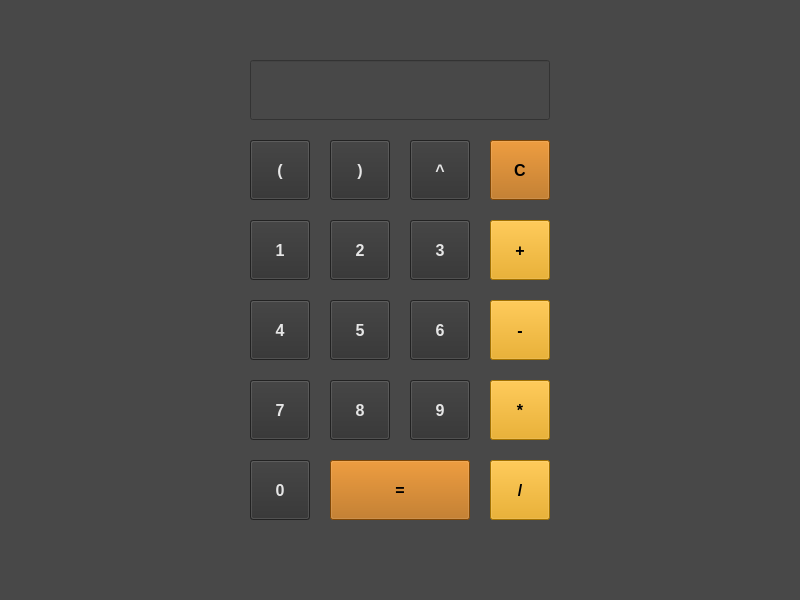
First picture: the form in mainwindow.ui, repository PrinceOfCzechia/BigInts-calculator, before the edit.
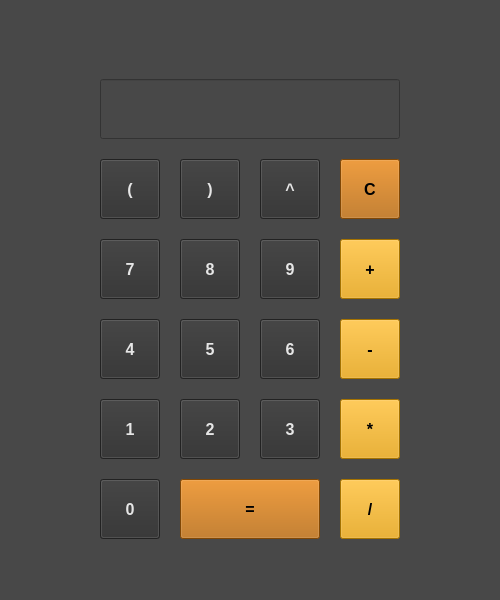
Second picture: the form after the edit.

```diff
--- a/mainwindow.ui
+++ b/mainwindow.ui
@@ -6,7 +6,7 @@
    <rect>
     <x>0</x>
     <y>0</y>
-    <width>800</width>
+    <width>500</width>
     <height>600</height>
    </rect>
   </property>
@@ -23,7 +23,7 @@
    <widget class="QLineEdit" name="lineEdit">
     <property name="geometry">
      <rect>
-      <x>250</x>
+      <x>100</x>
       <y>60</y>
       <width>300</width>
       <height>60</height>
@@ -35,15 +35,20 @@
       <bold>true</bold>
      </font>
     </property>
+    <property name="toolTip">
+     <string>&lt;html&gt;&lt;head/&gt;&lt;body&gt;&lt;p align=&quot;right&quot;&gt;&lt;br/&gt;&lt;/p&gt;&lt;/body&gt;&lt;/html&gt;</string>
+    </property>
     <property name="styleSheet">
-     <string notr="true">color:rgb(240,240,240);</string>
+     <string notr="true">color:rgb(240,240,240);
+align=&quot;right&quot;
+font: 18pt &quot;Segoe UI&quot;;</string>
     </property>
    </widget>
    <widget class="QPushButton" name="buttonOne">
     <property name="geometry">
      <rect>
-      <x>250</x>
-      <y>220</y>
+      <x>100</x>
+      <y>380</y>
       <width>60</width>
       <height>60</height>
      </rect>
@@ -71,8 +76,8 @@
    <widget class="QPushButton" name="buttonTwo">
     <property name="geometry">
      <rect>
-      <x>330</x>
-      <y>220</y>
+      <x>180</x>
+      <y>380</y>
       <width>60</width>
       <height>60</height>
      </rect>
@@ -100,8 +105,8 @@
    <widget class="QPushButton" name="buttonThree">
     <property name="geometry">
      <rect>
-      <x>410</x>
-      <y>220</y>
+      <x>260</x>
+      <y>380</y>
       <width>60</width>
       <height>60</height>
      </rect>
@@ -129,7 +134,7 @@
    <widget class="QPushButton" name="buttonFour">
     <property name="geometry">
      <rect>
-      <x>250</x>
+      <x>100</x>
       <y>300</y>
       <width>60</width>
       <height>60</height>
@@ -158,7 +163,7 @@
    <widget class="QPushButton" name="buttonFive">
     <property name="geometry">
      <rect>
-      <x>330</x>
+      <x>180</x>
       <y>300</y>
       <width>60</width>
       <height>60</height>
@@ -187,8 +192,8 @@
    <widget class="QPushButton" name="buttonSeven">
     <property name="geometry">
      <rect>
-      <x>250</x>
-      <y>380</y>
+      <x>100</x>
+      <y>220</y>
       <width>60</width>
       <height>60</height>
      </rect>
@@ -216,7 +221,7 @@
    <widget class="QPushButton" name="buttonSix">
     <property name="geometry">
      <rect>
-      <x>410</x>
+      <x>260</x>
       <y>300</y>
       <width>60</width>
       <height>60</height>
@@ -245,8 +250,8 @@
    <widget class="QPushButton" name="buttonEight">
     <property name="geometry">
      <rect>
-      <x>330</x>
-      <y>380</y>
+      <x>180</x>
+      <y>220</y>
       <width>60</width>
       <height>60</height>
      </rect>
@@ -274,8 +279,8 @@
    <widget class="QPushButton" name="buttonNine">
     <property name="geometry">
      <rect>
-      <x>410</x>
-      <y>380</y>
+      <x>260</x>
+      <y>220</y>
       <width>60</width>
       <height>60</height>
      </rect>
@@ -303,7 +308,7 @@
    <widget class="QPushButton" name="buttonZero">
     <property name="geometry">
      <rect>
-      <x>250</x>
+      <x>100</x>
       <y>460</y>
       <width>60</width>
       <height>60</height>
@@ -332,7 +337,7 @@
    <widget class="QPushButton" name="plusButton">
     <property name="geometry">
      <rect>
-      <x>490</x>
+      <x>340</x>
       <y>220</y>
       <width>60</width>
       <height>60</height>
@@ -361,7 +366,7 @@
    <widget class="QPushButton" name="divideButton">
     <property name="geometry">
      <rect>
-      <x>490</x>
+      <x>340</x>
       <y>460</y>
       <width>60</width>
       <height>60</height>
@@ -390,7 +395,7 @@
    <widget class="QPushButton" name="minusButton">
     <property name="geometry">
      <rect>
-      <x>490</x>
+      <x>340</x>
       <y>300</y>
       <width>60</width>
       <height>60</height>
@@ -419,7 +424,7 @@
    <widget class="QPushButton" name="timesButton">
     <property name="geometry">
      <rect>
-      <x>490</x>
+      <x>340</x>
       <y>380</y>
       <width>60</width>
       <height>60</height>
@@ -448,7 +453,7 @@
    <widget class="QPushButton" name="evalButton">
     <property name="geometry">
      <rect>
-      <x>330</x>
+      <x>180</x>
       <y>460</y>
       <width>140</width>
       <height>60</height>
@@ -479,7 +484,7 @@
    <widget class="QPushButton" name="buttonLP">
     <property name="geometry">
      <rect>
-      <x>250</x>
+      <x>100</x>
       <y>140</y>
       <width>60</width>
       <height>60</height>
@@ -508,7 +513,7 @@
    <widget class="QPushButton" name="buttonRP">
     <property name="geometry">
      <rect>
-      <x>330</x>
+      <x>180</x>
       <y>140</y>
       <width>60</width>
       <height>60</height>
@@ -537,7 +542,7 @@
    <widget class="QPushButton" name="clcButton">
     <property name="geometry">
      <rect>
-      <x>490</x>
+      <x>340</x>
       <y>140</y>
       <width>60</width>
       <height>60</height>
@@ -566,7 +571,7 @@
    <widget class="QPushButton" name="powerButton">
     <property name="geometry">
      <rect>
-      <x>410</x>
+      <x>260</x>
       <y>140</y>
       <width>60</width>
       <height>60</height>
@@ -595,17 +600,24 @@
    <widget class="QLabel" name="historyLabel">
     <property name="geometry">
      <rect>
-      <x>350</x>
+      <x>200</x>
       <y>30</y>
       <width>200</width>
       <height>30</height>
      </rect>
     </property>
+    <property name="font">
+     <font>
+      <pointsize>12</pointsize>
+      <italic>false</italic>
+      <bold>false</bold>
+     </font>
+    </property>
     <property name="toolTip">
      <string>&lt;html&gt;&lt;head/&gt;&lt;body&gt;&lt;p align=&quot;right&quot;&gt;&lt;br/&gt;&lt;/p&gt;&lt;/body&gt;&lt;/html&gt;</string>
     </property>
     <property name="styleSheet">
-     <string notr="true">font: 9pt &quot;Segoe UI&quot;;
+     <string notr="true">font: 12pt &quot;Segoe UI&quot;;
 align=&quot;right&quot;
 margin-top:12px; margin-bottom:12px; margin-left:0px; margin-right:0px; -qt-block-indent:0; text-indent:0px;
 color:rgb(150,150,150);</string>
@@ -627,10 +639,16 @@
     <rect>
      <x>0</x>
      <y>0</y>
-     <width>800</width>
+     <width>500</width>
      <height>25</height>
     </rect>
    </property>
+   <widget class="QMenu" name="menuBigInts_calculator">
+    <property name="title">
+     <string> </string>
+    </property>
+   </widget>
+   <addaction name="menuBigInts_calculator"/>
   </widget>
   <widget class="QStatusBar" name="statusbar"/>
  </widget>
```
